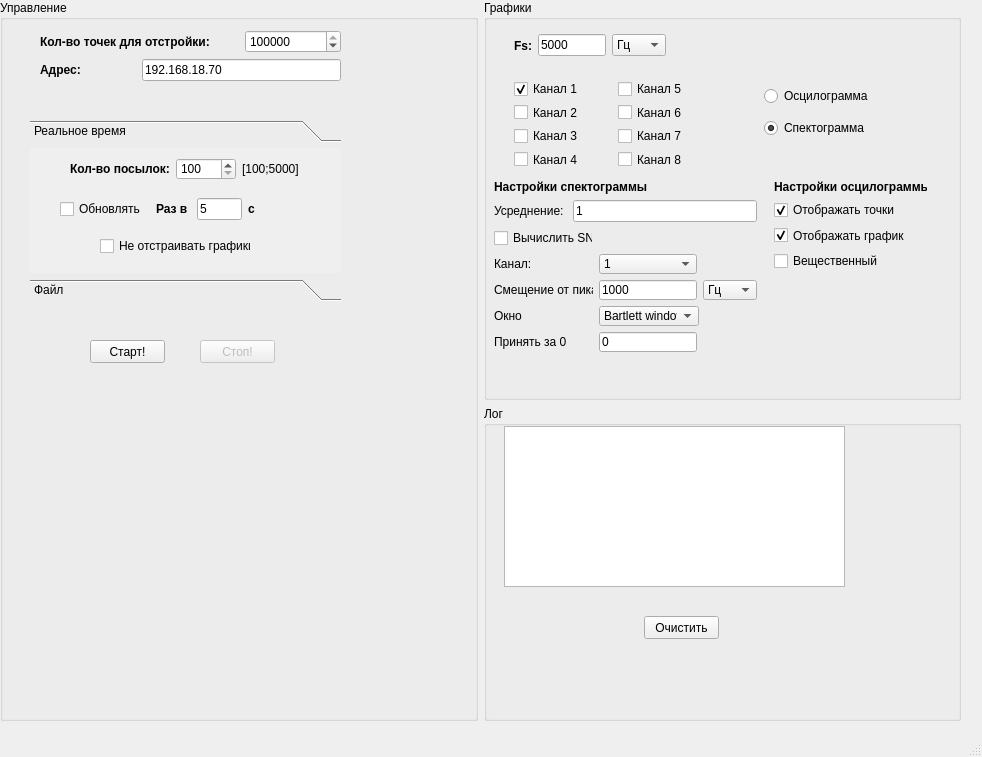
Above: mw.ui from lolizz00/ETH_IQ before the change. Below: the same form after it.
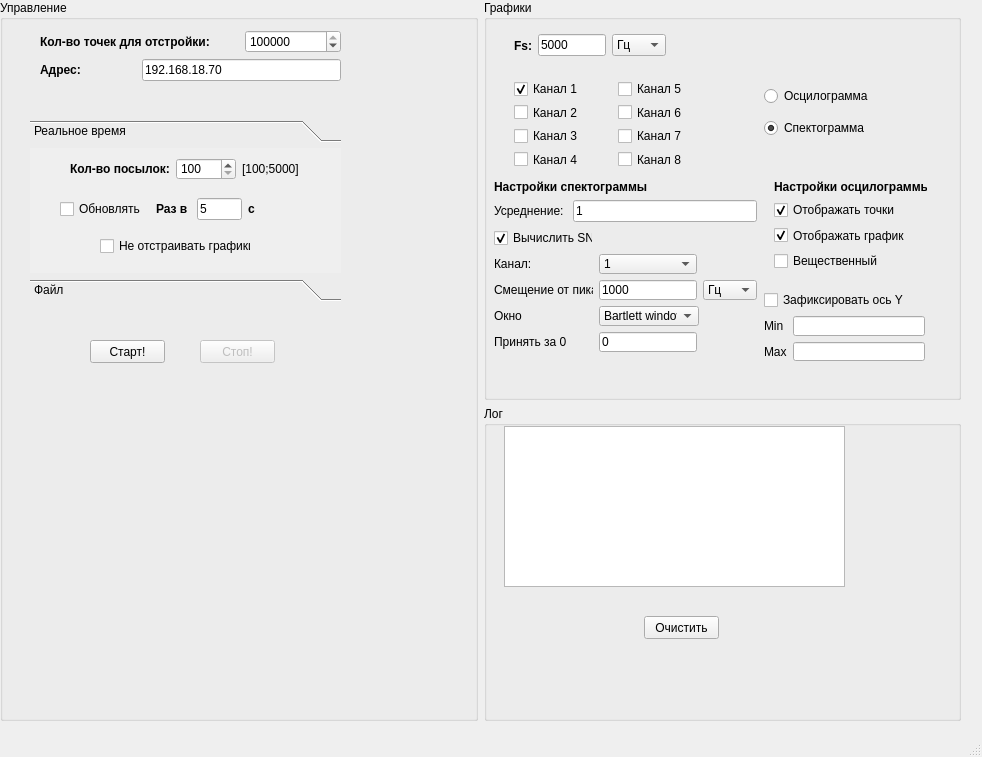
That is the form after the change.

Diff of the .ui file:
```diff
--- a/mw.ui
+++ b/mw.ui
@@ -719,6 +719,9 @@
              <property name="text">
               <string>Вычислить SNR</string>
              </property>
+             <property name="checked">
+              <bool>true</bool>
+             </property>
             </widget>
            </item>
            <item row="2" column="2">
@@ -825,6 +828,45 @@
          </item>
         </layout>
        </widget>
+       <widget class="QWidget" name="">
+        <property name="geometry">
+         <rect>
+          <x>280</x>
+          <y>290</y>
+          <width>161</width>
+          <height>71</height>
+         </rect>
+        </property>
+        <layout class="QGridLayout" name="gridLayout_4">
+         <item row="0" column="0" colspan="2">
+          <widget class="QCheckBox" name="fixXcheckBox">
+           <property name="text">
+            <string>Зафиксировать ось Y</string>
+           </property>
+          </widget>
+         </item>
+         <item row="1" column="0">
+          <widget class="QLabel" name="label_16">
+           <property name="text">
+            <string>Min</string>
+           </property>
+          </widget>
+         </item>
+         <item row="1" column="1">
+          <widget class="QLineEdit" name="fixXMinlineEdit"/>
+         </item>
+         <item row="2" column="0">
+          <widget class="QLabel" name="label_17">
+           <property name="text">
+            <string>Max</string>
+           </property>
+          </widget>
+         </item>
+         <item row="2" column="1">
+          <widget class="QLineEdit" name="fixXMaxlineEdit"/>
+         </item>
+        </layout>
+       </widget>
       </widget>
      </item>
     </layout>
```
